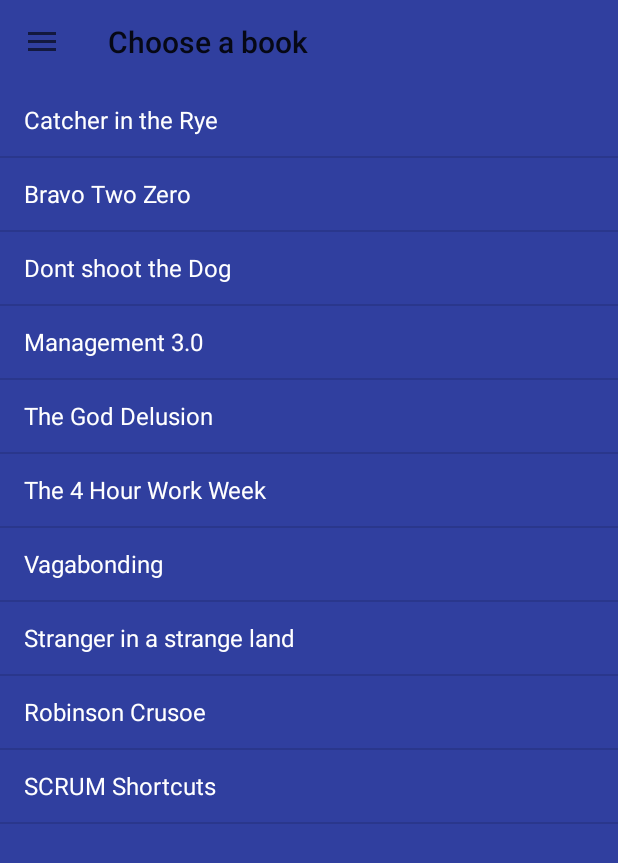
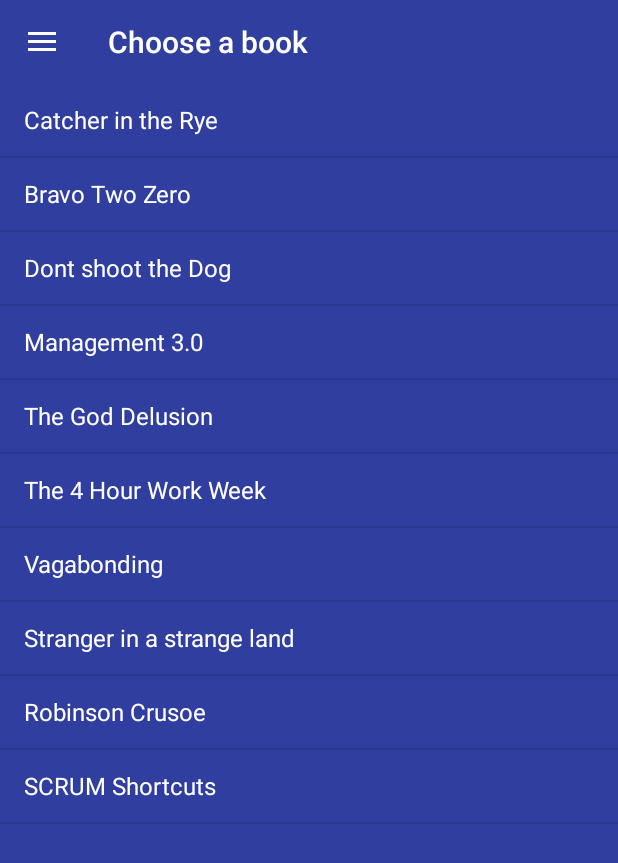
Before and after one commit to shredderskelton/androidtemplate, an Android app: the screen it shows after launch (MainActivity), on a phone screen of 412 x 824 dp. Shown: the top 863 px of the screen. Run offline under Robolectric (Android 15) with nearby library versions, the phone set to English and light mode, and no system bars; our stand-ins replace ButterKnife.

Commit message:
[SD-1] fixed dark title

```diff
--- a/app/src/main/res/layout/activity_main.xml
+++ b/app/src/main/res/layout/activity_main.xml
@@ -1,6 +1,7 @@
 <android.support.v4.widget.DrawerLayout
     android:id="@+id/main_drawer"
     xmlns:android="http://schemas.android.com/apk/res/android"
+    xmlns:app="http://schemas.android.com/apk/res-auto"
     android:layout_width="match_parent"
     android:layout_height="match_parent">
 
@@ -12,7 +13,9 @@
         <android.support.v7.widget.Toolbar
             android:id="@+id/main_toolbar"
             android:layout_width="match_parent"
-            android:layout_height="wrap_content"/>
+            android:layout_height="wrap_content"
+            app:popupTheme="@style/ThemeOverlay.AppCompat.Light"
+            app:theme="@style/ThemeOverlay.AppCompat.Dark.ActionBar"/>
 
         <FrameLayout
             android:id="@+id/main_content"
--- a/app/src/main/res/values-v21/styles.xml
+++ /dev/null
@@ -1,7 +0,0 @@
-<resources>
-
-    <style name="AppTheme.NoActionBar">
-        <item name="windowActionBar">false</item>
-        <item name="windowNoTitle">true</item>
-    </style>
-</resources>
```
